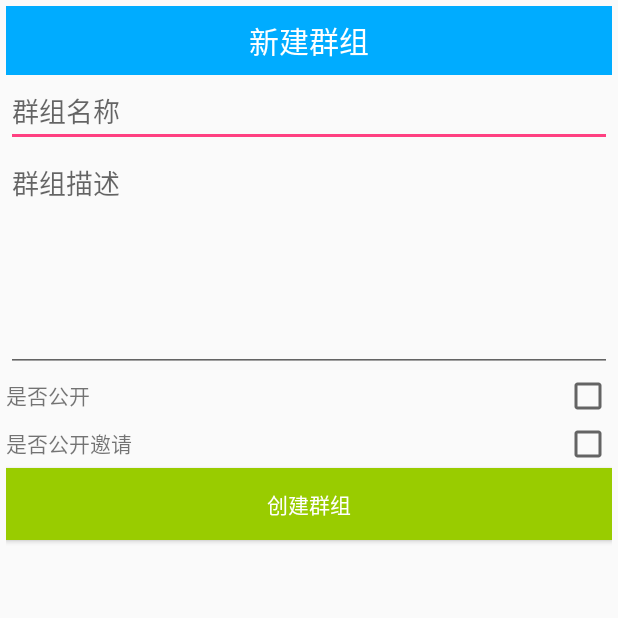
After one commit to NewIdeaSoft/IMDemo, an Android app: the CreateNewGroupActivity screen opened directly, with no data from a screen before it, on a phone screen of 412 x 824 dp, the top half of it. The commit adds this screen. Run offline under Robolectric (Android 15) with nearby library versions, the phone set to English and light mode, and no system bars.

Commit message:
群组列表

```diff
--- a/app/src/main/AndroidManifest.xml
+++ b/app/src/main/AndroidManifest.xml
@@ -69,6 +69,12 @@
         </activity>
         <activity android:name=".controller.activity.ChattingActivity">
         </activity>
+        <activity android:name=".controller.activity.GroupListActivity">
+        </activity>
+        <activity android:name=".controller.activity.CreateNewGroupActivity">
+        </activity>
+        <activity android:name=".controller.activity.ChooseGroupMemberActivity">
+        </activity>
     </application>
 
 </manifest>
--- /dev/null
+++ b/app/src/main/java/com/nisoft/imdemo/controller/activity/CreateNewGroupActivity.java
@@ -0,0 +1,47 @@
+package com.nisoft.imdemo.controller.activity;
+
+import android.app.Activity;
+import android.content.Intent;
+import android.os.Bundle;
+import android.view.View;
+import android.widget.Button;
+import android.widget.CheckBox;
+import android.widget.EditText;
+
+import com.nisoft.imdemo.R;
+
+public class CreateNewGroupActivity extends Activity {
+    private EditText et_newgroup_name;
+    private EditText et_newgroup_desc;
+    private CheckBox cb_newgroup_publish;
+    private CheckBox cb_newgroup_publish_invite;
+    private Button btn_newgroup_create;
+
+
+    @Override
+    protected void onCreate(Bundle savedInstanceState) {
+        super.onCreate(savedInstanceState);
+        setContentView(R.layout.activity_create_new_group);
+        initView();
+        initListener();
+    }
+
+    private void initListener() {
+        btn_newgroup_create.setOnClickListener(new View.OnClickListener() {
+            @Override
+            public void onClick(View v) {
+                Intent intent = new Intent(CreateNewGroupActivity.this,ChooseGroupMemberActivity.class);
+                startActivityForResult(intent,1);
+            }
+        });
+    }
+
+    private void initView() {
+        et_newgroup_name = (EditText)findViewById(R.id.et_newgroup_name);
+        et_newgroup_desc = (EditText)findViewById(R.id.et_newgroup_desc);
+        cb_newgroup_publish = (CheckBox)findViewById(R.id.cb_newgroup_publish);
+        cb_newgroup_publish_invite = (CheckBox)findViewById(R.id.cb_newgroup_publish_invite);
+        btn_newgroup_create = (Button)findViewById(R.id.btn_newgroup_create);
+
+    }
+}
--- a/app/src/main/java/com/nisoft/imdemo/controller/fragment/ContactsFragment.java
+++ b/app/src/main/java/com/nisoft/imdemo/controller/fragment/ContactsFragment.java
@@ -20,6 +20,7 @@ import com.hyphenate.easeui.ui.EaseContactListFragment;
 import com.hyphenate.exceptions.HyphenateException;
 import com.nisoft.imdemo.R;
 import com.nisoft.imdemo.controller.activity.ChattingActivity;
+import com.nisoft.imdemo.controller.activity.GroupListActivity;
 import com.nisoft.imdemo.controller.activity.InvitationListActivity;
 import com.nisoft.imdemo.controller.activity.NewFriendActivity;
 import com.nisoft.imdemo.module.Module;
@@ -89,7 +90,8 @@ public class ContactsFragment extends EaseContactListFragment {
         ll_fragment_main_contacts_group.setOnClickListener(new View.OnClickListener() {
             @Override
             public void onClick(View v) {
-
+                Intent intent = new Intent(getActivity(),GroupListActivity.class);
+                startActivity(intent);
             }
         });
         listView.addHeaderView(view);
--- /dev/null
+++ b/app/src/main/res/layout/activity_create_new_group.xml
@@ -0,0 +1,62 @@
+<?xml version="1.0" encoding="utf-8"?>
+<LinearLayout
+    xmlns:android="http://schemas.android.com/apk/res/android"
+    android:layout_width="match_parent"
+    android:layout_height="match_parent"
+    xmlns:app="http://schemas.android.com/apk/res-auto"
+    android:orientation="vertical"
+    android:padding="4dp"
+    >
+    <com.hyphenate.easeui.widget.EaseTitleBar
+        android:layout_width="match_parent"
+        android:layout_height="wrap_content"
+        app:titleBarTitle="新建群组">
+
+    </com.hyphenate.easeui.widget.EaseTitleBar>
+    <EditText
+        android:layout_width="match_parent"
+        android:layout_height="wrap_content"
+        android:hint="群组名称"
+        android:id="@+id/et_newgroup_name"/>
+    <EditText
+        android:layout_width="match_parent"
+        android:layout_height="150dp"
+        android:hint="群组描述"
+        android:id="@+id/et_newgroup_desc"
+        android:gravity="start"/>
+    <LinearLayout
+        android:layout_width="match_parent"
+        android:layout_height="wrap_content"
+        android:orientation="horizontal">
+        <TextView
+            android:layout_width="0dp"
+            android:layout_height="wrap_content"
+            android:layout_weight="1"
+            android:text="是否公开"/>
+        <CheckBox
+            android:layout_width="wrap_content"
+            android:layout_height="wrap_content"
+            android:id="@+id/cb_newgroup_publish"/>
+    </LinearLayout>
+    <LinearLayout
+        android:layout_width="match_parent"
+        android:layout_height="wrap_content"
+        android:orientation="horizontal">
+        <TextView
+            android:layout_width="0dp"
+            android:layout_height="wrap_content"
+            android:layout_weight="1"
+            android:text="是否公开邀请"/>
+        <CheckBox
+            android:layout_width="wrap_content"
+            android:layout_height="wrap_content"
+            android:id="@+id/cb_newgroup_publish_invite"/>
+    </LinearLayout>
+    <Button
+        android:layout_width="match_parent"
+        android:layout_height="wrap_content"
+        android:background="@android:color/holo_green_light"
+        android:text="创建群组"
+        android:textColor="@android:color/white"
+        android:id="@+id/btn_newgroup_create"/>
+</LinearLayout>
```
Also changed, not shown: app/src/main/java/com/nisoft/imdemo/controller/activity/ChooseGroupMemberActivity.java (added, +15 -0 lines), app/src/main/java/com/nisoft/imdemo/controller/activity/GroupListActivity.java (added, +98 -0 lines), app/src/main/java/com/nisoft/imdemo/controller/adapter/GroupListAdapter.java (added, +63 -0 lines), app/src/main/res/layout/activity_choose_group_member.xml (added, +10 -0 lines), app/src/main/res/layout/activity_group_list.xml (added, +18 -0 lines), app/src/main/res/layout/item_create_group.xml (added, +22 -0 lines), app/src/main/res/layout/item_group_list.xml (added, +19 -0 lines).
